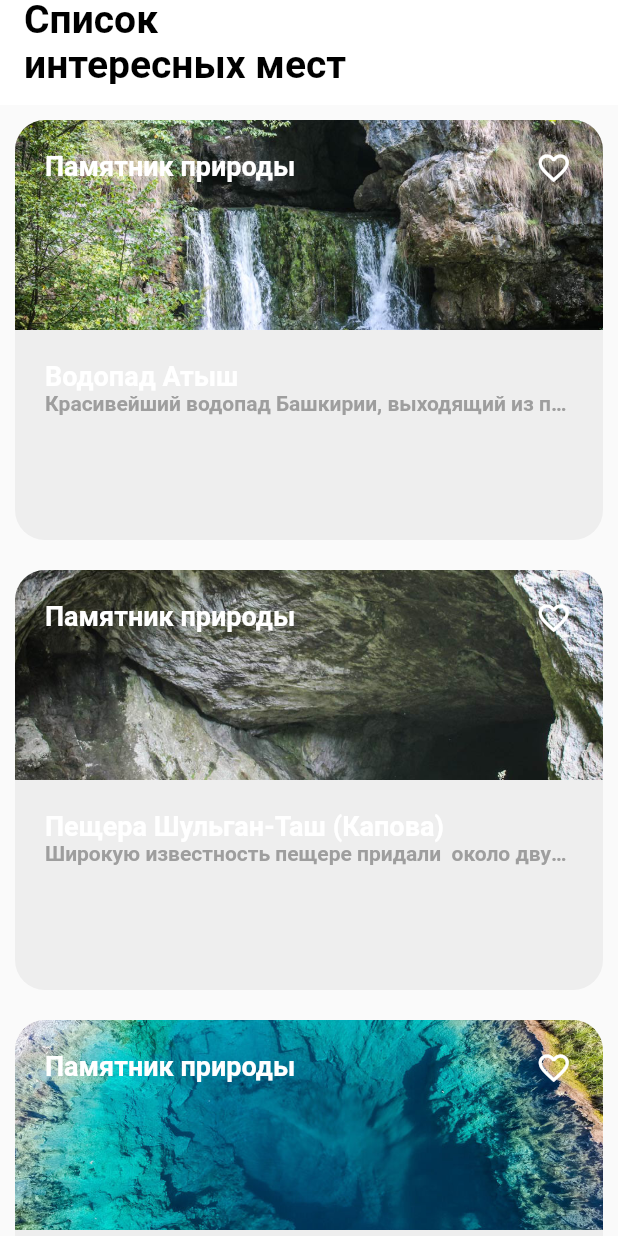
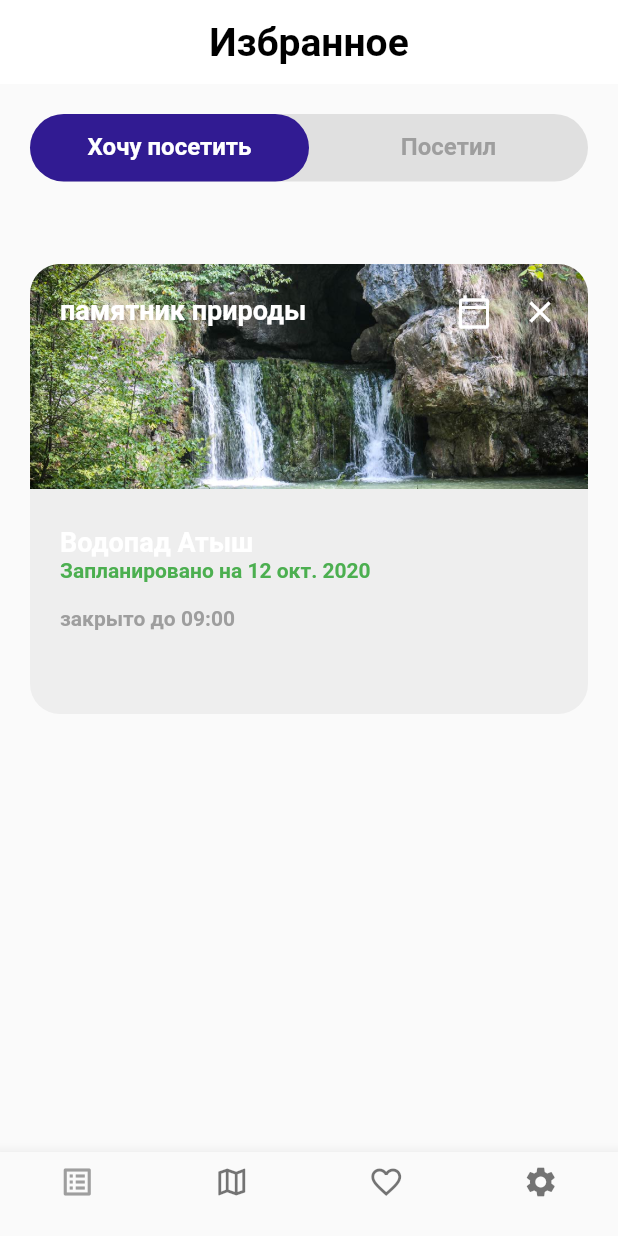
Before and after one commit to venerara/places, a Flutter app: the screen it shows after launch, on a phone screen of 412 x 824 dp. Run offline on Flutter 3.47's test engine with Material 2 defaults, Android fonts, the phone set to English and light mode, and no system bars.

Commit message:
code change

```diff
--- a/lib/main.dart
+++ b/lib/main.dart
@@ -1,8 +1,8 @@
 import 'package:flutter/material.dart';
-import 'package:places/ui/screen/sight_list_screen.dart';
+import 'package:places/ui/screen/sight_visiting_screen.dart';
 
 void main() {
-  runApp(App());
+  runApp(const App());
 }
 
 class App extends StatelessWidget {
@@ -14,7 +14,20 @@ class App extends StatelessWidget {
       debugShowCheckedModeBanner: false,
       title: 'Flutter Demo App',
       theme: ThemeData(),
-      home: const SightListScreen(),
+      home: const VisitingScreen(),
     );
   }
 }
+
+class VisitingScreen extends StatefulWidget {
+  const VisitingScreen({
+    Key? key,
+  }) : super(key: key);
+
+  @override
+  State<StatefulWidget> createState() {
+    // ignore: todo
+    // TODO: implement createState
+    return VisitingScreenState();
+  }
+}
--- a/lib/ui/res/appstrings.dart
+++ b/lib/ui/res/appstrings.dart
@@ -10,7 +10,22 @@ class AppStrings {
   static const titleFavoritebutton = 'В Избранное';
   static const placeName = 'Пещера Шульган-Таш (Капова)';
   static const placeType = 'памятник природы';
-  static const placeMode = '    закрыто до 09:00';
+  static const placeMode = 'закрыто до 09:00';
   static const placeDetails =
       'Широкую известность пещере придали  около двухсот древних наскальных рисунков, выполненных красной охрой и углем. Возраст рисунков  – 14−14,5 тысяч лет, размер – от 44 до 112 сантиметров.';
+
+  ///константы в visiting_screen.dart
+  static const titleAppBar1 = 'Избранное';
+  static const titleTabBar1 = 'Хочу посетить';
+  static const titleTabBar2 = 'Посетил';
+  static const placeName1 = 'Водопад Атыш';
+  static const placeName2 = 'Пещера Шульган-Таш (Капова)';
+  static const textAction1 = '\nЗапланировано на 12 окт. 2020\n\n';
+  static const textAction2 = '\nЦель достигнута 12 окт. 2020\n\n';
+  static const placeImage1 = 'waterfall';
+  static const placeImage2 = 'cave';
+  static const placeEmpty = 'Пусто';
+  static const placeAdvice1 =
+      'Отмечайте понравившиеся \nместа и они появятся здесь';
+  static const placeAdvice2 = 'Завершите маршрут,\n чтобы место попало сюда';
 }
--- a/lib/ui/screen/components/appbar_custom.dart
+++ b/lib/ui/screen/components/appbar_custom.dart
@@ -19,7 +19,7 @@ class CustomAppBar extends StatelessWidget implements PreferredSizeWidget {
       backgroundColor: Colors.white,
       title: Text(
         title,
-        style: TextStyle(
+        style: const TextStyle(
             color: Colors.black, fontWeight: FontWeight.bold, fontSize: 26),
         maxLines: 2,
       ),
--- /dev/null
+++ b/lib/ui/screen/components/bottomnavigationbar_custom.dart
@@ -0,0 +1,45 @@
+import 'package:flutter/material.dart';
+
+class CustomBottomNavigationBar extends StatelessWidget {
+  final int currentIndex;
+  const CustomBottomNavigationBar({Key? key, required this.currentIndex})
+      : super(key: key);
+
+  @override
+  Widget build(BuildContext context) {
+    return BottomNavigationBar(
+      type: BottomNavigationBarType.fixed,
+      selectedItemColor: Colors.grey,
+      items: const <BottomNavigationBarItem>[
+        BottomNavigationBarItem(
+          icon: Icon(Icons.list_alt_outlined),
+          label: '',
+        ),
+        BottomNavigationBarItem(
+          icon: Icon(Icons.map_outlined),
+          label: '',
+        ),
+        BottomNavigationBarItem(
+          icon: Icon(Icons.favorite_outline_sharp),
+          label: '',
+        ),
+        BottomNavigationBarItem(
+          icon: Icon(Icons.settings),
+          label: '',
+        ),
+      ],
+      onTap: (currentIndex) {
+        switch (currentIndex) {
+          case 0:
+            break;
+          case 1:
+            break;
+          case 2:
+            break;
+          case 3:
+            break;
+        }
+      },
+    );
+  }
+}
--- a/lib/ui/screen/components/button_list.dart
+++ b/lib/ui/screen/components/button_list.dart
@@ -9,16 +9,16 @@ class ButtonList extends StatelessWidget {
     return Container(
       height: 32,
       width: 32,
-      decoration: BoxDecoration(
+      decoration: const BoxDecoration(
         color: Colors.white,
         borderRadius: BorderRadius.all(Radius.circular(5)),
       ),
       child: IconButton(
-        padding: EdgeInsets.all(0),
+        padding: const EdgeInsets.all(0),
         onPressed: () {},
         iconSize: (22.0),
         color: Colors.black,
-        icon: Icon(Icons.arrow_back_ios_new_rounded),
+        icon: const Icon(Icons.arrow_back_ios_new_rounded),
       ),
     );
   }
--- a/lib/ui/screen/components/button_navigationbar.dart
+++ b/lib/ui/screen/components/button_navigationbar.dart
@@ -15,7 +15,8 @@ class ButtonNavigationBar extends StatelessWidget {
 
   @override
   Widget build(BuildContext context) {
-    return TextButton(
+    return InkWell(
+      child: TextButton(
         onPressed: () {},
         style: ButtonStyle(
           foregroundColor: MaterialStateProperty.all<Color>(iconColor),
@@ -24,9 +25,10 @@ class ButtonNavigationBar extends StatelessWidget {
           mainAxisAlignment: MainAxisAlignment.center,
           children: [
             Icon(icon),
+            const SizedBox(width: 10),
             Text(title),
-          SizedBox(width: 30, height: 30),
           ],
+        ),
       ),
     );
   }
--- /dev/null
+++ b/lib/ui/screen/components/tapbar_custom.dart
@@ -0,0 +1,43 @@
+import 'package:flutter/material.dart';
+import 'package:places/ui/res/appstrings.dart';
+
+class CustomTabBar extends StatelessWidget {
+  const CustomTabBar({Key? key}) : super(key: key);
+
+  @override
+  Widget build(BuildContext context) {
+    return Padding(
+      padding: const EdgeInsets.all(20.0),
+      child: Container(
+        height: 45.0,
+        decoration: BoxDecoration(
+          color: Colors.grey[300],
+          borderRadius: BorderRadius.circular(
+            25.0,
+          ),
+        ),
+        child: TabBar(
+          indicator: BoxDecoration(
+            borderRadius: BorderRadius.circular(
+              25.0,
+            ),
+            color: Colors.deepPurple[900],
+          ),
+          labelColor: Colors.white,
+          unselectedLabelColor: Colors.grey,
+          labelStyle:
+              const TextStyle(fontSize: 16, fontWeight: FontWeight.bold),
+          // ignore: prefer_const_literals_to_create_immutables
+          tabs: [
+            const Tab(
+              text: AppStrings.titleTabBar1,
+            ),
+            const Tab(
+              text: AppStrings.titleTabBar2,
+            ),
+          ],
+        ),
+      ),
+    );
+  }
+}
--- a/lib/ui/screen/sight_card.dart
+++ b/lib/ui/screen/sight_card.dart
@@ -12,7 +12,7 @@ class SightCard extends StatelessWidget {
   Widget build(BuildContext context) {
     return Container(
       height: 300,
-      padding: const EdgeInsets.all(10),
+      padding: const EdgeInsets.all(20),
       child: Column(
         children: [
           Expanded(
@@ -53,7 +53,7 @@ class _PlaceImage extends StatelessWidget {
         Container(
           height: 170,
           width: double.infinity,
-          padding: EdgeInsets.only(left: 20.0, top: 20.0, right: 15.0),
+          padding: const EdgeInsets.only(left: 20.0, top: 20.0, right: 15.0),
           decoration: BoxDecoration(
             borderRadius: const BorderRadius.only(
               topLeft: Radius.circular(20),
@@ -65,24 +65,19 @@ class _PlaceImage extends StatelessWidget {
             ),
           ),
           child: Row(
+            mainAxisAlignment: MainAxisAlignment.spaceBetween,
             crossAxisAlignment: CrossAxisAlignment.start,
             children: [
-              Expanded(
-                flex: 9,
-                child: Text(
+              Text(
                 placesType,
-                  style: TextStyle(
+                style: const TextStyle(
                     color: Colors.white,
                     fontWeight: FontWeight.bold,
                     fontSize: 18),
               ),
-              ),
-              Expanded(
-                flex: 1,
-                child: Icon(
+              const Icon(
                 Icons.favorite_border_outlined,
                 color: Colors.white,
-                ),
               ),
             ],
           ),
@@ -104,25 +99,25 @@ class _PlaceContent extends StatelessWidget {
     return Container(
       decoration: BoxDecoration(
         color: Colors.grey[200],
-        borderRadius: BorderRadius.only(
+        borderRadius: const BorderRadius.only(
           bottomLeft: Radius.circular(20),
           bottomRight: Radius.circular(20),
         ),
       ),
-      padding: EdgeInsets.all(20.0),
+      padding: const EdgeInsets.all(20.0),
       alignment: Alignment.topCenter,
       child: RichText(
         overflow: TextOverflow.ellipsis,
         text: TextSpan(
           text: (placesName),
-          style: TextStyle(
+          style: const TextStyle(
             fontWeight: FontWeight.bold,
             fontSize: 18,
           ),
           children: [
             TextSpan(
               text: ('\n' + placeDetails),
-              style: TextStyle(color: Colors.grey, fontSize: 14),
+              style: const TextStyle(color: Colors.grey, fontSize: 14),
             ),
           ],
         ),
--- /dev/null
+++ b/lib/ui/screen/sight_favorites_card.dart
@@ -0,0 +1,157 @@
+// ignore_for_file: prefer_const_constructors
+
+import 'package:flutter/material.dart';
+import 'package:places/ui/res/appstrings.dart';
+
+//Карточка для экрана Избранное в visiting_screen.dart
+class SightFavotitesCard extends StatelessWidget {
+  final String placeImage;
+  final String placesName;
+  final Color colorName;
+  final String textAction;
+  final IconData icon;
+
+  const SightFavotitesCard(
+      {Key? key,
+      required this.placeImage,
+      required this.placesName,
+      required this.colorName,
+      required this.textAction,
+      required this.icon})
+      : super(key: key);
+
+  @override
+  Widget build(BuildContext context) {
+    return Column(
+      children: [
+        SizedBox(
+          height: 300,
+          width: double.infinity,
+          child: Column(
+            children: [
+              _PlaceImage(
+                placeImage: placeImage,
+                icon: icon,
+              ),
+              _PlaceContent(
+                placeName: placesName,
+                colorName: colorName,
+                textAction: textAction,
+              ),
+            ],
+          ),
+        ),
+      ],
+    );
+  }
+}
+
+class _PlaceImage extends StatelessWidget {
+  final String placeImage;
+  final IconData icon;
+  const _PlaceImage({Key? key, required this.placeImage, required this.icon})
+      : super(key: key);
+
+  @override
+  Widget build(BuildContext context) {
+    return Stack(
+      alignment: Alignment.topLeft,
+      children: [
+        const CircularProgressIndicator(
+          valueColor: AlwaysStoppedAnimation<Color>(Colors.orange),
+          strokeWidth: 0.7,
+        ),
+        Container(
+          height: 150,
+          width: double.infinity,
+          padding: const EdgeInsets.only(left: 20.0, top: 20.0, right: 20.0),
+          decoration: BoxDecoration(
+            borderRadius: const BorderRadius.only(
+              topLeft: Radius.circular(20),
+              topRight: Radius.circular(20),
+            ),
+            image: DecorationImage(
+              fit: BoxFit.cover,
+              image: ExactAssetImage('res/images/$placeImage.png'),
+            ),
+          ),
+          child: Row(
+            crossAxisAlignment: CrossAxisAlignment.start,
+            children: [
+              Expanded(
+                child: Text(
+                  AppStrings.placeType,
+                  style: TextStyle(
+                      color: Colors.white,
+                      fontWeight: FontWeight.bold,
+                      fontSize: 18),
+                ),
+              ),
+              Icon(
+                icon,
+                color: Colors.white,
+              ),
+              SizedBox(
+                width: 20,
+              ),
+              Icon(
+                Icons.close,
+                color: Colors.white,
+              ),
+            ],
+          ),
+        ),
+      ],
+    );
+  }
+}
+
+class _PlaceContent extends StatelessWidget {
+  final String placeName;
+  final Color colorName;
+  final String textAction;
+
+  const _PlaceContent({
+    Key? key,
+    required this.placeName,
+    required this.colorName,
+    required this.textAction,
+  }) : super(key: key);
+
+  @override
+  Widget build(BuildContext context) {
+    return Container(
+      height: 150,
+      width: double.infinity,
+      decoration: BoxDecoration(
+        color: Colors.grey[200],
+        borderRadius: BorderRadius.only(
+          bottomLeft: Radius.circular(20),
+          bottomRight: Radius.circular(20),
+        ),
+      ),
+      child: Padding(
+        padding: EdgeInsets.only(top: 25, left: 20, right: 20),
+        child: RichText(
+          text: TextSpan(
+            text: (placeName),
+            style: TextStyle(
+              fontWeight: FontWeight.bold,
+              fontSize: 18,
+            ),
+            children: [
+              TextSpan(
+                text: textAction,
+                style: TextStyle(color: colorName, fontSize: 14),
+              ),
+              TextSpan(
+                text: (AppStrings.placeMode),
+                style: TextStyle(color: Colors.grey, fontSize: 14),
+              ),
+            ],
+          ),
+        ),
+      ),
+    );
+  }
+}
--- a/lib/ui/screen/sight_list_screen.dart
+++ b/lib/ui/screen/sight_list_screen.dart
@@ -1,6 +1,7 @@
 import 'package:flutter/material.dart';
 import 'package:places/ui/res/appstrings.dart';
 import 'package:places/ui/screen/components/appbar_custom.dart';
+import 'package:places/ui/screen/components/bottomnavigationbar_custom.dart';
 import 'package:places/ui/screen/sight_card.dart';
 import 'package:places/domain/sight.dart';
 import 'package:places/mocks.dart';
@@ -26,15 +27,15 @@ class _SightListScreenState extends State<SightListScreen> {
         .toList();
 
     return Scaffold(
-      appBar: CustomAppBar(title: AppStrings.titleAppBar, height: 70.0),
-      body:
-          // Container(
-          SingleChildScrollView(
+      appBar: const CustomAppBar(title: AppStrings.titleAppBar, height: 70.0),
+      body: SingleChildScrollView(
         child: Column(
           children: textfield,
         ),
       ),
-      // ),
+      bottomNavigationBar: const CustomBottomNavigationBar(
+        currentIndex: 0,
+      ),
     );
   }
 }
```
Also changed, not shown: lib/ui/screen/components/button_text.dart (+5 -3 lines), lib/ui/screen/sight_details.dart (+77 -85 lines), lib/ui/screen/sight_empty_screen.dart (added, +89 -0 lines), lib/ui/screen/sight_visiting_screen.dart (added, +64 -0 lines), pubspec.yaml (+22 -1 lines), res/images/road-map.png (added), res/images/sign-out.png (added). Lines whose indentation alone changed are shown as unchanged.
